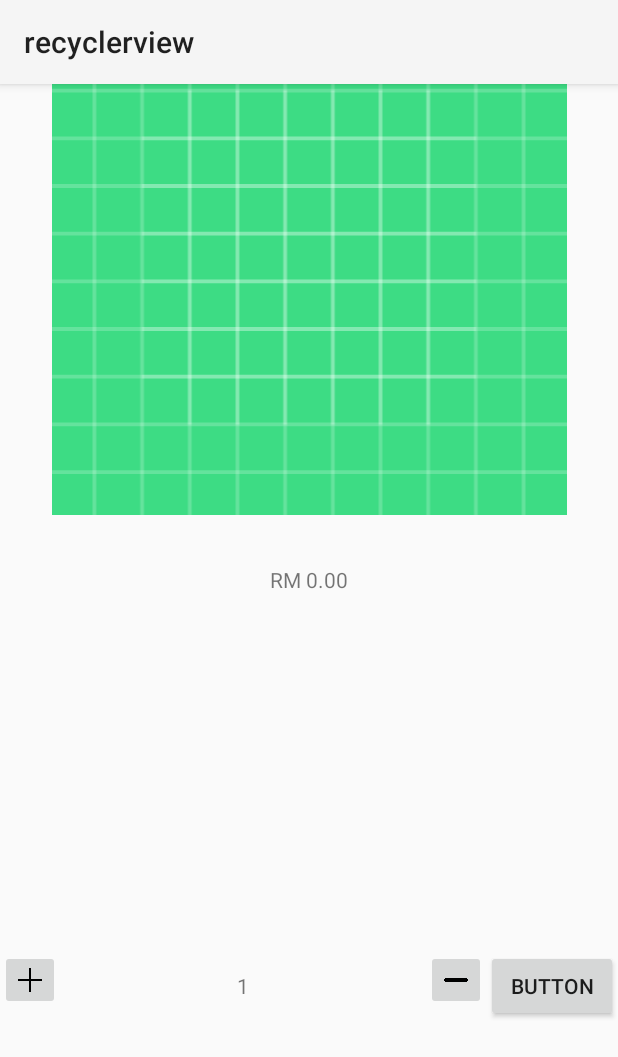
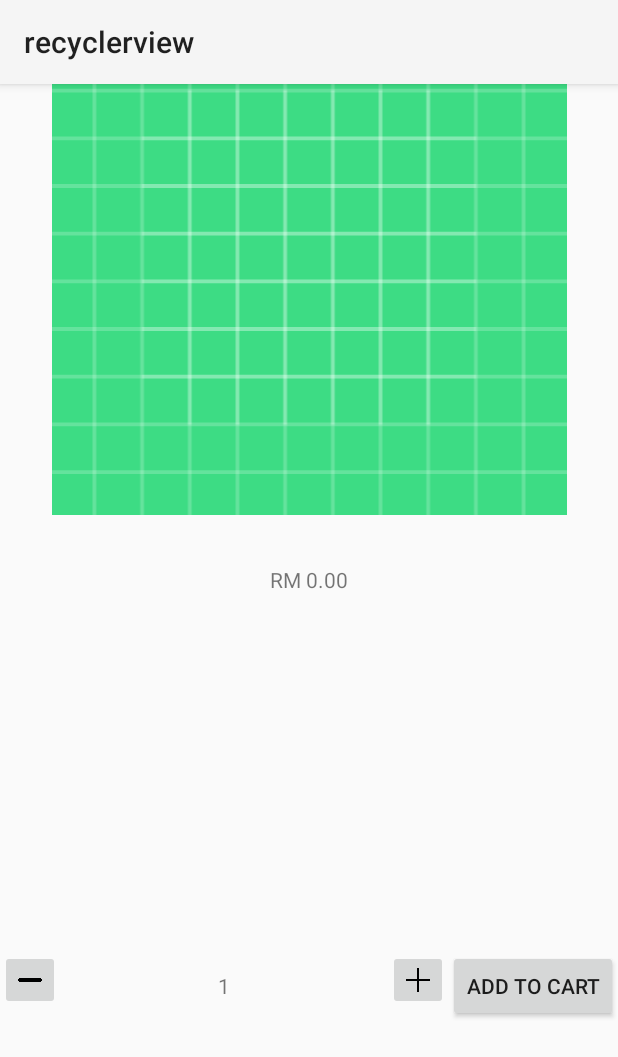
Before and after one commit to daniaalhakim14/mobile_project, an Android app: the FoodDrinks_Detail screen opened directly, with no data from a screen before it, on a phone screen of 412 x 824 dp. Shown: the top 1057 px of the screen. Run offline under Robolectric (Android 15) with nearby library versions, the phone set to English and light mode, and no system bars; libraries missing offline, so code that uses them is left out: add_toCart.add_to_cart; pictures from the network do not load.

Commit message:
coded until addtocart

```diff
--- a/app/src/main/AndroidManifest.xml
+++ b/app/src/main/AndroidManifest.xml
@@ -15,7 +15,10 @@
         android:theme="@style/Theme.Recyclerview"
         tools:targetApi="31">
         <activity
-            android:name=".FoodDrinks_Detail"
+            android:name="add_toCart.add_to_cart"
+            android:exported="false" />
+        <activity
+            android:name=".homepage.FoodDrinks_Detail"
             android:exported="false" />
         <activity
             android:name=".MainActivity"
--- a/app/src/main/java/com/example/recyclerview/FoodDrinks_Detail.java
+++ b/app/src/main/java/com/example/recyclerview/homepage/FoodDrinks_Detail.java
@@ -1,4 +1,4 @@
-package com.example.recyclerview;
+package com.example.recyclerview.homepage;
 
 import android.content.Intent;
 import android.os.Bundle;
@@ -12,7 +12,11 @@ import androidx.activity.EdgeToEdge;
 import androidx.appcompat.app.AppCompatActivity;
 
 import com.bumptech.glide.Glide;
+import add_toCart.CartManager;
+import add_toCart.CartItem;
 
+import com.example.recyclerview.R;
+import add_toCart.add_to_cart;
 
 public class FoodDrinks_Detail extends AppCompatActivity {
 
@@ -51,8 +55,8 @@ public class FoodDrinks_Detail extends AppCompatActivity {
         // Load the image using Glide
         Glide.with(this)
                 .load(imageURL)
-                .placeholder(R.drawable.ic_picture_background) // Optional placeholder
-                .error(R.drawable.ic_error_background)        // Optional error image
+                .placeholder(R.drawable.ic_picture_background)
+                .error(R.drawable.ic_error_background)
                 .into(imageView);
 
         // Increase quantity
@@ -73,20 +77,14 @@ public class FoodDrinks_Detail extends AppCompatActivity {
 
         // Add to cart and navigate back to MainActivity
         btn_addorder.setOnClickListener(v -> {
-            // Mock adding to cart
+            // Add the selected item to the cart
+            CartManager.getInstance().addItem(new CartItem(foodId, foodName, foodDescription, foodPrice, imageURL, quantity));
+
+            // Show a confirmation message
             Toast.makeText(this, foodName + " added to cart", Toast.LENGTH_SHORT).show();
 
-            // Create an Intent to go back to MainActivity
-            Intent mainActivityIntent = new Intent(FoodDrinks_Detail.this, MainActivity.class);
-
-            // Pass the selected food details and quantity back to MainActivity
-            mainActivityIntent.putExtra("foodId", foodId);
-            mainActivityIntent.putExtra("foodName", foodName);
-            mainActivityIntent.putExtra("foodPrice", foodPrice);
-            mainActivityIntent.putExtra("foodDescription", foodDescription);
-            mainActivityIntent.putExtra("quantity", quantity);
-
-            // Start MainActivity
+            // Redirect to MainActivity
+            Intent mainActivityIntent = new Intent(FoodDrinks_Detail.this, add_to_cart.class);
             startActivity(mainActivityIntent);
 
             // Close this activity
--- a/app/src/main/java/com/example/recyclerview/FoodImage.java
+++ b/app/src/main/java/com/example/recyclerview/homepage/FoodImage.java
@@ -1,4 +1,4 @@
-package com.example.recyclerview;
+package com.example.recyclerview.homepage;
 
 import java.util.List;
 
--- a/app/src/main/java/com/example/recyclerview/FoodMenuApi.java
+++ b/app/src/main/java/com/example/recyclerview/homepage/FoodMenuApi.java
@@ -1,8 +1,4 @@
-package com.example.recyclerview;
-
-import com.example.recyclerview.Menu;
-
-import java.util.List;
+package com.example.recyclerview.homepage;
 
 import retrofit2.Call;
 import retrofit2.http.GET;
--- a/app/src/main/java/com/example/recyclerview/FoodMenuResponse.java
+++ b/app/src/main/java/com/example/recyclerview/homepage/FoodMenuResponse.java
@@ -1,4 +1,4 @@
-package com.example.recyclerview;
+package com.example.recyclerview.homepage;
 
 import java.util.List;
 
--- a/app/src/main/java/com/example/recyclerview/Menu.java
+++ b/app/src/main/java/com/example/recyclerview/homepage/Menu.java
@@ -1,6 +1,4 @@
-package com.example.recyclerview;
-
-import java.util.List;
+package com.example.recyclerview.homepage;
 
 public class Menu {
     private int foodID;
--- a/app/src/main/res/layout/activity_food_drinks_detail.xml
+++ b/app/src/main/res/layout/activity_food_drinks_detail.xml
@@ -5,7 +5,7 @@
     android:id="@+id/main"
     android:layout_width="match_parent"
     android:layout_height="match_parent"
-    tools:context=".FoodDrinks_Detail">
+    tools:context=".homepage.FoodDrinks_Detail">
 
     <LinearLayout
         android:layout_width="match_parent"
@@ -58,14 +58,14 @@
             android:layout_height="wrap_content"
             android:orientation="horizontal">
 
+
             <ImageButton
-                android:id="@+id/imagebtn_add_to_cart"
+                android:id="@+id/ibtn_minus"
                 android:layout_width="40dp"
                 android:layout_height="40dp"
                 android:adjustViewBounds="true"
                 android:scaleType="centerInside"
-                app:srcCompat="@drawable/plus" />
-
+                app:srcCompat="@drawable/minimize_sign" />
 
             <TextView
                 android:id="@+id/tv_quantity"
@@ -76,18 +76,18 @@
                 android:textAlignment="center" />
 
             <ImageButton
-                android:id="@+id/ibtn_minus"
+                android:id="@+id/imagebtn_add_to_cart"
                 android:layout_width="40dp"
                 android:layout_height="40dp"
                 android:adjustViewBounds="true"
                 android:scaleType="centerInside"
-                app:srcCompat="@drawable/minimize_sign" />
+                app:srcCompat="@drawable/plus" />
 
             <Button
                 android:id="@+id/btn_addOrder"
                 android:layout_width="wrap_content"
                 android:layout_height="wrap_content"
-                android:text="Button" />
+                android:text="Add to Cart" />
 
         </LinearLayout>
 
```
Also changed, not shown: app/src/main/java/com/example/recyclerview/MainActivity.java (+5 -9 lines), app/src/main/java/com/example/recyclerview/homepage/foodMenuAdapter.java (renamed from app/src/main/java/com/example/recyclerview/foodMenuAdapter.java, +2 -10 lines).
